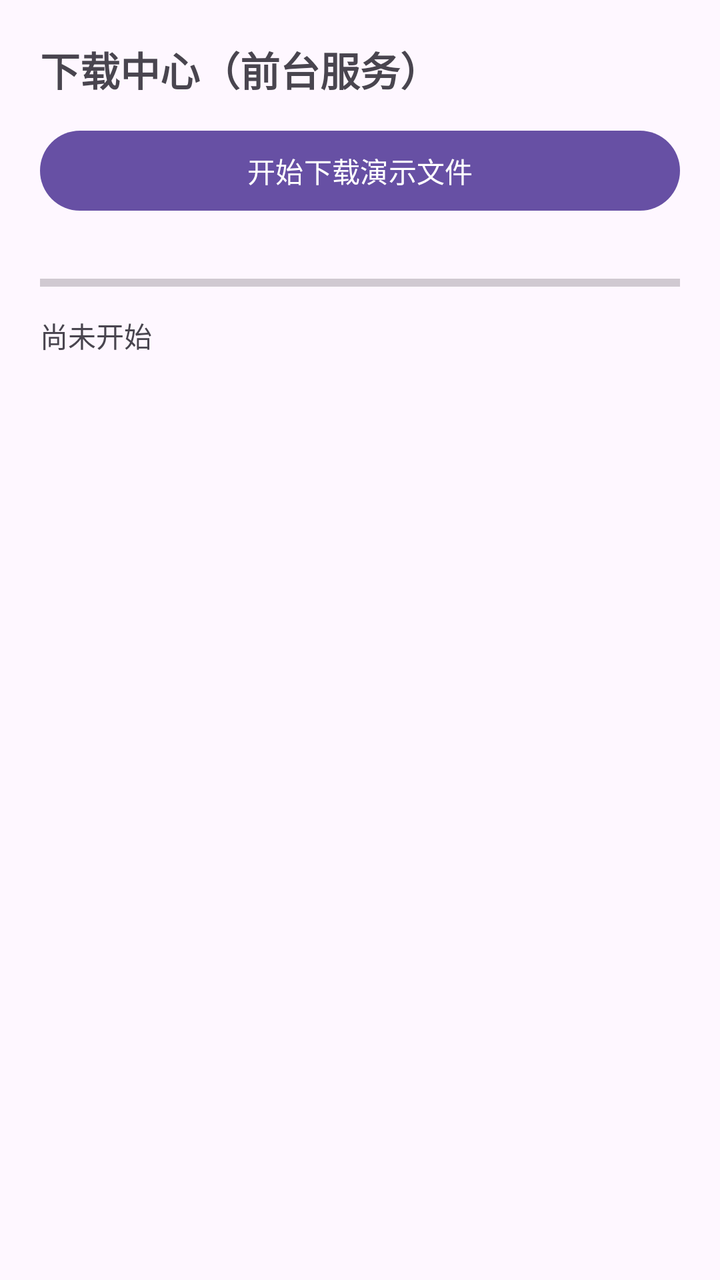
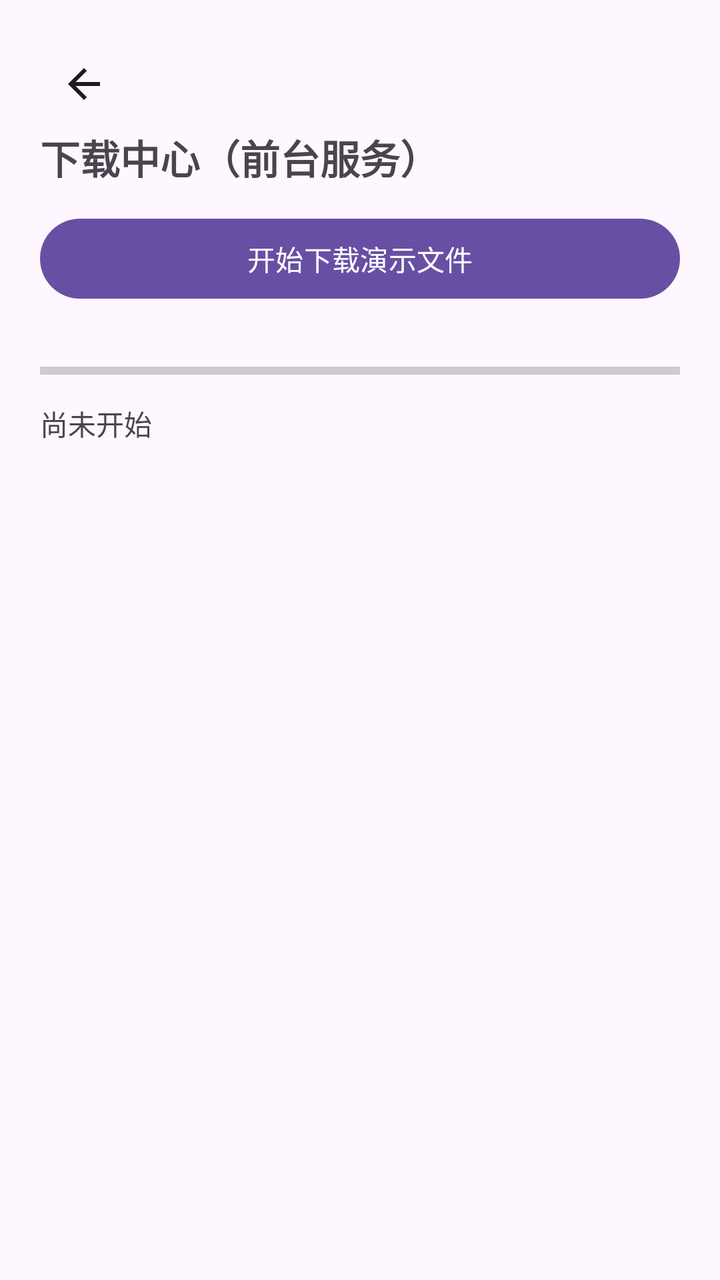

Before-and-after screenshots of an Android layout around one commit, followed by the original layout XML and the change that was made.
<!-- AndroidManifest.xml: application theme Theme.Keyou -->
<!-- res/layout/activity_download.xml -->
<?xml version="1.0" encoding="utf-8"?>
<LinearLayout xmlns:android="http://schemas.android.com/apk/res/android"
    android:layout_width="match_parent"
    android:layout_height="match_parent"
    android:orientation="vertical"
    android:padding="20dp">

    <TextView
        android:layout_width="wrap_content"
        android:layout_height="wrap_content"
        android:text="@string/download_title"
        android:textSize="20sp"
        android:textStyle="bold"
        android:layout_marginBottom="12dp" />

    <Button
        android:id="@+id/btn_start_download"
        android:layout_width="match_parent"
        android:layout_height="wrap_content"
        android:text="@string/download_start" />

    <ProgressBar
        android:id="@+id/progress_download"
        style="?android:attr/progressBarStyleHorizontal"
        android:layout_width="match_parent"
        android:layout_height="wrap_content"
        android:layout_marginTop="24dp"
        android:max="100" />

    <TextView
        android:id="@+id/tv_download_status"
        android:layout_width="wrap_content"
        android:layout_height="wrap_content"
        android:text="@string/download_idle"
        android:layout_marginTop="8dp" />

</LinearLayout>
<!-- resources referenced by this layout -->
<resources>
  <string name="download_idle">尚未开始</string>
  <string name="download_start">开始下载演示文件</string>
  <string name="download_title">下载中心（前台服务）</string>
  <style name="Theme.Keyou" parent="Theme.Material3.DayNight.NoActionBar" />
</resources>

<!-- the commit's change to res/layout/activity_download.xml (unified diff, before → after) -->
@@ -4,6 +4,8 @@
     android:layout_height="match_parent"
     android:orientation="vertical"
     android:padding="20dp">
+
+    <include layout="@layout/view_back_bar" />
 
     <TextView
         android:layout_width="wrap_content"
@@ -35,3 +37,19 @@
         android:layout_marginTop="8dp" />
 
 </LinearLayout>
+<!-- res/layout/view_back_bar.xml (included above) -->
+<?xml version="1.0" encoding="utf-8"?>
+<FrameLayout xmlns:android="http://schemas.android.com/apk/res/android"
+    android:layout_width="wrap_content"
+    android:layout_height="wrap_content">
+
+    <ImageButton
+        android:id="@+id/btn_back"
+        android:layout_width="44dp"
+        android:layout_height="44dp"
+        android:background="?attr/selectableItemBackgroundBorderless"
+        android:contentDescription="@string/back"
+        android:padding="10dp"
+        android:src="@drawable/ic_arrow_back" />
+
+</FrameLayout>
<!-- resource entries referenced after the edit -->
@@ -1,5 +1,18 @@
 <!-- resources referenced by this layout -->
 <resources>
+  <!-- drawable ic_arrow_back (drawable) -->
+  <?xml version="1.0" encoding="utf-8"?>
+  <vector xmlns:android="http://schemas.android.com/apk/res/android"
+      android:width="24dp"
+      android:height="24dp"
+      android:viewportWidth="24"
+      android:viewportHeight="24"
+      android:tint="?attr/colorOnSurface">
+      <path
+          android:fillColor="@android:color/white"
+          android:pathData="M20,11H7.83l5.59,-5.59L12,4l-8,8 8,8 1.41,-1.41L7.83,13H20v-2z" />
+  </vector>
+  <string name="back">返回</string>
   <string name="download_idle">尚未开始</string>
   <string name="download_start">开始下载演示文件</string>
   <string name="download_title">下载中心（前台服务）</string>
